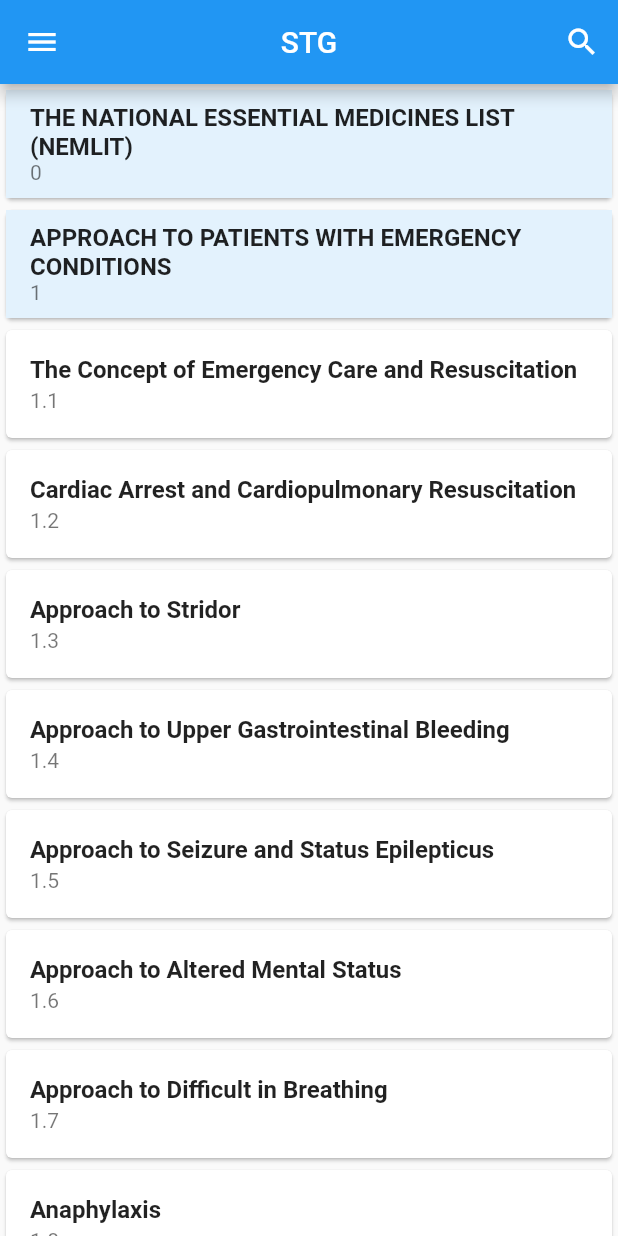
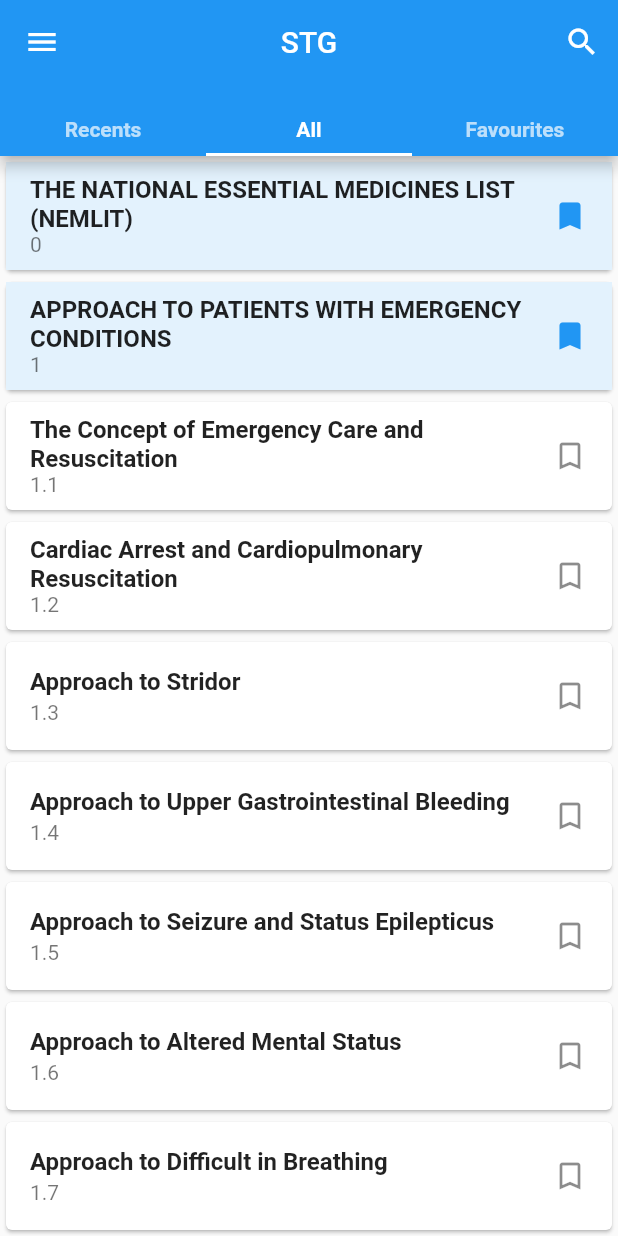
Before and after one commit to kateile/STG, a Flutter app: the screen it shows after launch, on a phone screen of 412 x 824 dp. Run offline on Flutter 3.47's test engine with Material 2 defaults, Android fonts, the phone set to English and light mode, and no system bars; our stand-ins replace firebase_core, firebase_crashlytics, native_pdf_view, share_plus; missing offline and left inert: a package; accounts and stored records are empty.

Commit message:
add tabbar

```diff
--- a/lib/ui/home.dart
+++ b/lib/ui/home.dart
@@ -28,10 +28,36 @@ class _HomeState extends State<Home> {
 
   @override
   Widget build(BuildContext context) {
-    return Scaffold(
+    const tabStyle = TextStyle(
+      fontWeight: FontWeight.bold,
+    );
+
+    return DefaultTabController(
+      length: 3,
+      initialIndex: 1,
+      child: Scaffold(
         appBar: AppBar(
           title: const Text('STG'),
           centerTitle: true,
+          bottom: const TabBar(
+            labelPadding: EdgeInsets.only(
+              bottom: 8,
+            ),
+            tabs: [
+              Text(
+                'Recents',
+                style: tabStyle,
+              ),
+              Text(
+                'All',
+                style: tabStyle,
+              ),
+              Text(
+                'Favourites',
+                style: tabStyle,
+              ),
+            ],
+          ),
           actions: [
             IconButton(
               icon: const Icon(Icons.search),
@@ -152,9 +178,15 @@ class _HomeState extends State<Home> {
             ],
           ),
         ),
-      // Disable opening the drawer with a swipe gesture.
         drawerEnableOpenDragGesture: false,
-      body: const TopicList(),
+        body: const TabBarView(
+          children: [
+            TopicList(),
+            TopicList(),
+            TopicList(),
+          ],
+        ),
+      ),
     );
   }
 
--- a/lib/ui/list.dart
+++ b/lib/ui/list.dart
@@ -28,6 +28,22 @@ class TopicList extends StatelessWidget {
               ),
             ),
             subtitle: Text(t.index),
+            trailing: Builder(
+              builder: (context) {
+                return InkWell(
+                  child: Builder(builder: (context) {
+                    if (t.isChapter) {
+                      return Icon(
+                        Icons.bookmark,
+                        color: Theme.of(context).primaryColor,
+                      );
+                    }
+                    return const Icon(Icons.bookmark_outline);
+                  }),
+                  onTap: () {},
+                );
+              },
+            ),
             tileColor: t.isChapter ? Colors.blue.shade50 : null,
             onTap: () {
               Navigator.push(
```
Lines whose indentation alone changed are shown as unchanged.
